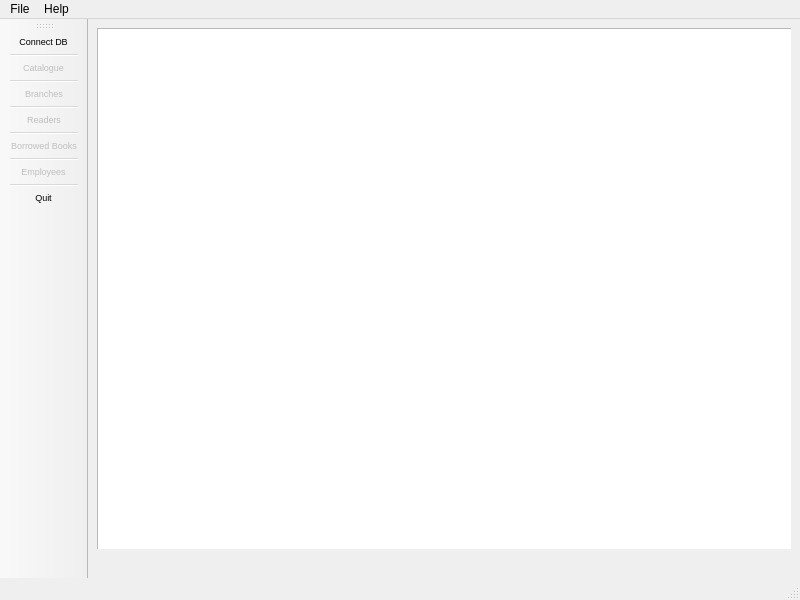
Above: qt_gui/LibraryManagementSystem/mainwindow.ui from Corrlie/Library_management_system before the change. Below: the same form after it.
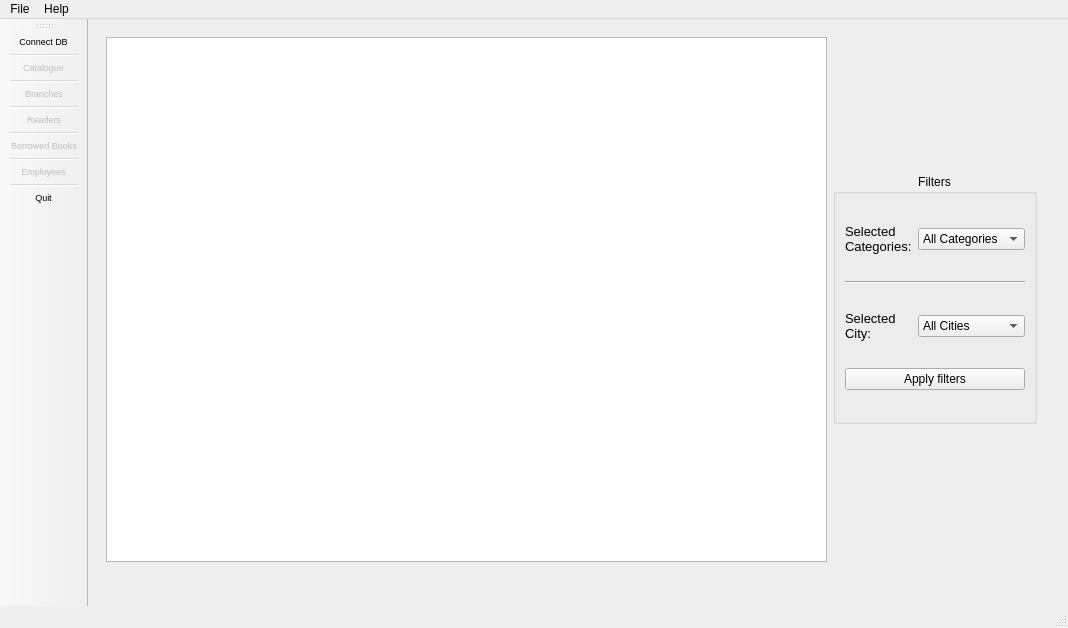
That is the form after the change. The open tabs and pages were chosen to show the change. Icons and pictures are not drawn.

Commit message: Added filters on Catalogue page

The edit to the form file:
```diff
--- a/qt_gui/LibraryManagementSystem/mainwindow.ui
+++ b/qt_gui/LibraryManagementSystem/mainwindow.ui
@@ -6,16 +6,16 @@
    <rect>
     <x>0</x>
     <y>0</y>
-    <width>800</width>
-    <height>600</height>
+    <width>1068</width>
+    <height>628</height>
    </rect>
   </property>
   <property name="windowTitle">
    <string>MainWindow</string>
   </property>
   <widget class="QWidget" name="centralwidget">
-   <layout class="QGridLayout" name="gridLayout">
-    <item row="0" column="0">
+   <layout class="QHBoxLayout" name="horizontalLayout_2">
+    <item>
      <widget class="QStackedWidget" name="stackedWidget">
       <property name="currentIndex">
        <number>0</number>
@@ -24,14 +24,161 @@
        <widget class="QTableView" name="tableView">
         <property name="geometry">
          <rect>
-          <x>0</x>
-          <y>0</y>
-          <width>711</width>
-          <height>531</height>
+          <x>9</x>
+          <y>9</y>
+          <width>921</width>
+          <height>551</height>
          </rect>
         </property>
        </widget>
       </widget>
+      <widget class="QWidget" name="page_catalogue">
+       <property name="maximumSize">
+        <size>
+         <width>965</width>
+         <height>543</height>
+        </size>
+       </property>
+       <layout class="QHBoxLayout" name="horizontalLayout">
+        <item>
+         <widget class="QTableView" name="tableView_cat"/>
+        </item>
+        <item>
+         <widget class="QGroupBox" name="groupBox">
+          <property name="sizePolicy">
+           <sizepolicy hsizetype="Maximum" vsizetype="Fixed">
+            <horstretch>0</horstretch>
+            <verstretch>0</verstretch>
+           </sizepolicy>
+          </property>
+          <property name="maximumSize">
+           <size>
+            <width>400</width>
+            <height>250</height>
+           </size>
+          </property>
+          <property name="title">
+           <string>Filters</string>
+          </property>
+          <property name="alignment">
+           <set>Qt::AlignHCenter|Qt::AlignTop</set>
+          </property>
+          <layout class="QGridLayout" name="gridLayout">
+           <item row="2" column="0">
+            <widget class="QLabel" name="label_2">
+             <property name="font">
+              <font>
+               <pointsize>10</pointsize>
+              </font>
+             </property>
+             <property name="text">
+              <string>Selected
+City:</string>
+             </property>
+            </widget>
+           </item>
+           <item row="0" column="1">
+            <widget class="QComboBox" name="comboBox_cat">
+             <item>
+              <property name="text">
+               <string>All Categories</string>
+              </property>
+             </item>
+             <item>
+              <property name="text">
+               <string>Biography</string>
+              </property>
+             </item>
+             <item>
+              <property name="text">
+               <string>Crime</string>
+              </property>
+             </item>
+             <item>
+              <property name="text">
+               <string>Fiction</string>
+              </property>
+             </item>
+             <item>
+              <property name="text">
+               <string>Health</string>
+              </property>
+             </item>
+             <item>
+              <property name="text">
+               <string>Sport</string>
+              </property>
+             </item>
+             <item>
+              <property name="text">
+               <string>Travel</string>
+              </property>
+             </item>
+            </widget>
+           </item>
+           <item row="3" column="0" colspan="2">
+            <widget class="QPushButton" name="pushButton">
+             <property name="sizePolicy">
+              <sizepolicy hsizetype="Minimum" vsizetype="Fixed">
+               <horstretch>0</horstretch>
+               <verstretch>0</verstretch>
+              </sizepolicy>
+             </property>
+             <property name="text">
+              <string>Apply filters</string>
+             </property>
+            </widget>
+           </item>
+           <item row="1" column="0" colspan="2">
+            <widget class="Line" name="line">
+             <property name="sizePolicy">
+              <sizepolicy hsizetype="Expanding" vsizetype="Fixed">
+               <horstretch>0</horstretch>
+               <verstretch>0</verstretch>
+              </sizepolicy>
+             </property>
+             <property name="orientation">
+              <enum>Qt::Horizontal</enum>
+             </property>
+            </widget>
+           </item>
+           <item row="2" column="1">
+            <widget class="QComboBox" name="comboBox_cities">
+             <item>
+              <property name="text">
+               <string>All Cities</string>
+              </property>
+             </item>
+             <item>
+              <property name="text">
+               <string>London</string>
+              </property>
+             </item>
+             <item>
+              <property name="text">
+               <string>Toronto</string>
+              </property>
+             </item>
+            </widget>
+           </item>
+           <item row="0" column="0">
+            <widget class="QLabel" name="label">
+             <property name="font">
+              <font>
+               <pointsize>10</pointsize>
+              </font>
+             </property>
+             <property name="text">
+              <string>Selected
+Categories:</string>
+             </property>
+            </widget>
+           </item>
+          </layout>
+         </widget>
+        </item>
+       </layout>
+      </widget>
       <widget class="QWidget" name="page_start">
        <layout class="QVBoxLayout" name="verticalLayout_2">
         <item>
@@ -53,7 +200,7 @@
       </widget>
      </widget>
     </item>
-    <item row="1" column="0">
+    <item>
      <widget class="QLabel" name="lbl_connection_status">
       <property name="sizePolicy">
        <sizepolicy hsizetype="Fixed" vsizetype="Fixed">
@@ -91,7 +238,7 @@
     <rect>
      <x>0</x>
      <y>0</y>
-     <width>800</width>
+     <width>1068</width>
      <height>21</height>
     </rect>
    </property>
```
The commit also changes 7 other files.
